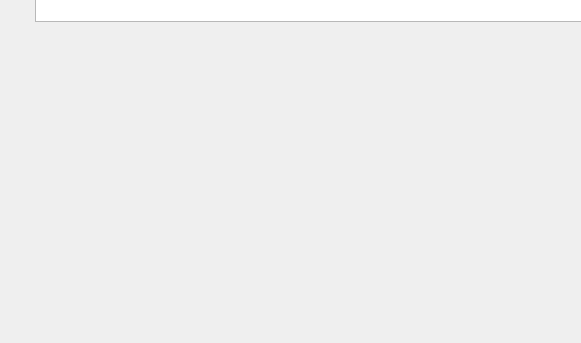
Above: front/Completebuy.ui from AmirRezaZahedi/A-Simple-Store before the change; both pictures show x 0 to 581 and y 250 to 593 of the 812 by 593 pixel window. Below: the same form after it.
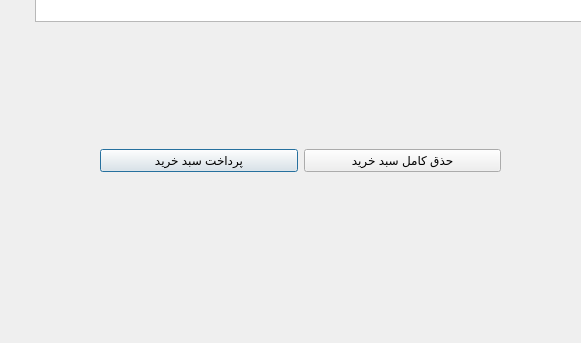
That is the form after the change.

The edit to the form file:
```diff
--- a/front/Completebuy.ui
+++ b/front/Completebuy.ui
@@ -23,6 +23,43 @@
     </rect>
    </property>
   </widget>
+  <widget class="QWidget" name="horizontalLayoutWidget">
+   <property name="geometry">
+    <rect>
+     <x>100</x>
+     <y>340</y>
+     <width>401</width>
+     <height>141</height>
+    </rect>
+   </property>
+   <layout class="QHBoxLayout" name="horizontalLayout">
+    <item>
+     <widget class="QPushButton" name="pushButton">
+      <property name="text">
+       <string>پرداخت سبد خرید</string>
+      </property>
+     </widget>
+    </item>
+    <item>
+     <widget class="QPushButton" name="DELETEALL">
+      <property name="text">
+       <string>حذق کامل سبد خرید</string>
+      </property>
+     </widget>
+    </item>
+   </layout>
+  </widget>
+  <widget class="QWidget" name="verticalLayoutWidget">
+   <property name="geometry">
+    <rect>
+     <x>600</x>
+     <y>360</y>
+     <width>151</width>
+     <height>91</height>
+    </rect>
+   </property>
+   <layout class="QVBoxLayout" name="verticalLayout"/>
+  </widget>
  </widget>
  <resources/>
  <connections/>
```
